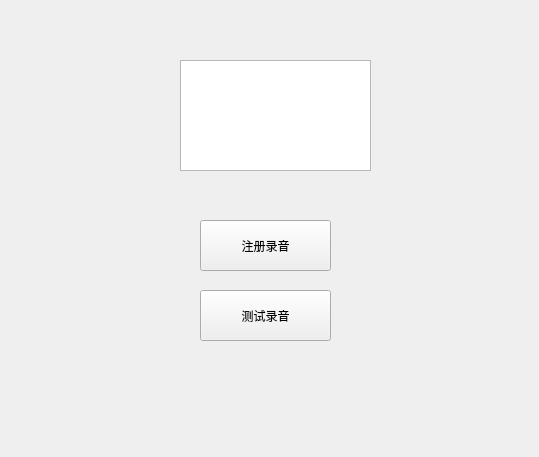
Before: the Qt Designer form ui/mainLayout.ui in tyfann/SpeakerRecognition-GUI, drawn with Qt 5.
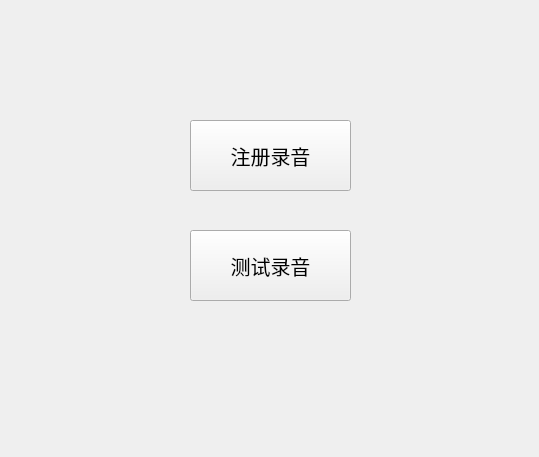
After: the same form once the commit is applied.

What changed in the file:
```diff
--- a/ui/mainLayout.ui
+++ b/ui/mainLayout.ui
@@ -13,25 +13,20 @@
   <property name="windowTitle">
    <string>声纹识别</string>
   </property>
-  <widget class="QPlainTextEdit" name="textEdit">
-   <property name="geometry">
-    <rect>
-     <x>180</x>
-     <y>60</y>
-     <width>191</width>
-     <height>111</height>
-    </rect>
-   </property>
-  </widget>
   <widget class="QPushButton" name="enrollButton">
    <property name="geometry">
     <rect>
-     <x>200</x>
-     <y>220</y>
-     <width>131</width>
-     <height>51</height>
+     <x>190</x>
+     <y>120</y>
+     <width>161</width>
+     <height>71</height>
     </rect>
    </property>
+   <property name="font">
+    <font>
+     <pointsize>15</pointsize>
+    </font>
+   </property>
    <property name="text">
     <string>注册录音</string>
    </property>
@@ -39,12 +34,17 @@
   <widget class="QPushButton" name="testButton">
    <property name="geometry">
     <rect>
-     <x>200</x>
-     <y>290</y>
-     <width>131</width>
-     <height>51</height>
+     <x>190</x>
+     <y>230</y>
+     <width>161</width>
+     <height>71</height>
     </rect>
    </property>
+   <property name="font">
+    <font>
+     <pointsize>15</pointsize>
+    </font>
+   </property>
    <property name="text">
     <string>测试录音</string>
    </property>
```
